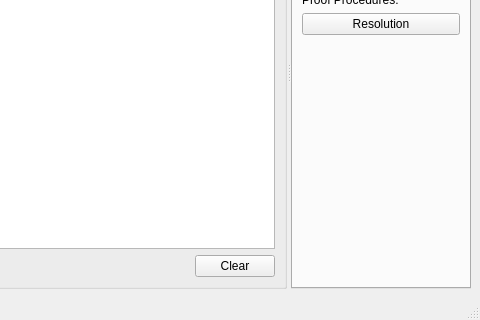
The window that pylogic/gui/mainwindow.ui (b3aver/PyLogic) describes before a commit, drawn with Qt 5; both pictures show x 220 to 700 and y 174 to 494 of the 700 by 494 pixel window.
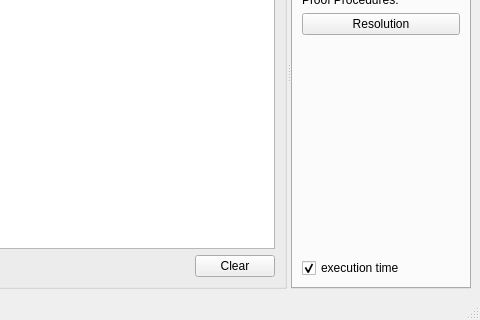
The same window after the commit. Custom widgets are drawn as their Qt base class.

Commit message: Add execution time in gui

```diff
--- a/pylogic/gui/mainwindow.ui
+++ b/pylogic/gui/mainwindow.ui
@@ -158,6 +158,19 @@
            </property>
           </spacer>
          </item>
+         <item>
+          <widget class="QCheckBox" name="checkBoxExecutionTime">
+           <property name="enabled">
+            <bool>true</bool>
+           </property>
+           <property name="text">
+            <string>execution time</string>
+           </property>
+           <property name="checked">
+            <bool>true</bool>
+           </property>
+          </widget>
+         </item>
         </layout>
        </widget>
        <widget class="QWidget" name="tabFirstOrder">
```
The commit also changes 1 other file.
